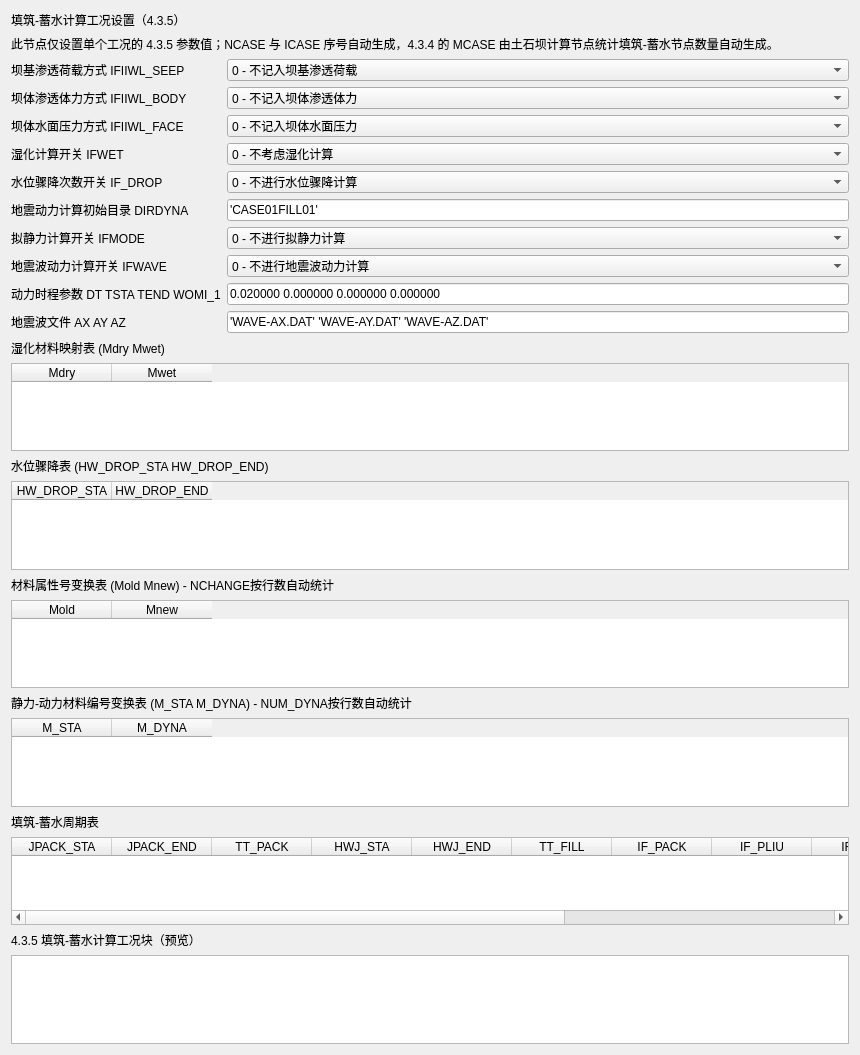
Above: plugins/Base_Slover/FillStorageCyclePage.ui from asd977/base_cae before the change. Below: the same form after it.
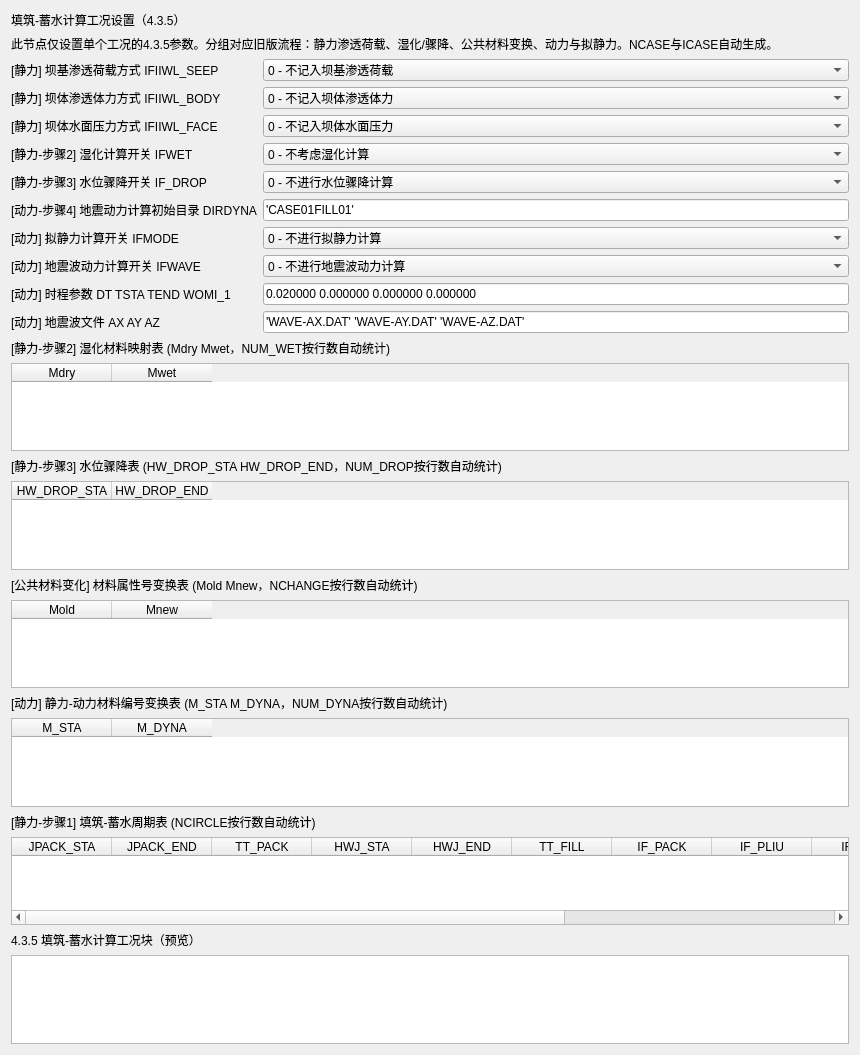
That is the form after the change.

Commit message: fix: align FillStorageCyclePage grouping and drop/wet count semantics

The edit to the form file:
```diff
--- a/plugins/Base_Slover/FillStorageCyclePage.ui
+++ b/plugins/Base_Slover/FillStorageCyclePage.ui
@@ -24,7 +24,7 @@
    <item>
     <widget class="QLabel" name="tipLabel">
      <property name="text">
-      <string>此节点仅设置单个工况的 4.3.5 参数值；NCASE 与 ICASE 序号自动生成，4.3.4 的 MCASE 由土石坝计算节点统计填筑-蓄水节点数量自动生成。</string>
+      <string>此节点仅设置单个工况的4.3.5参数。分组对应旧版流程：静力渗透荷载、湿化/骤降、公共材料变换、动力与拟静力。NCASE与ICASE自动生成。</string>
      </property>
      <property name="wordWrap">
       <bool>true</bool>
@@ -38,7 +38,7 @@
        <item row="0" column="0">
         <widget class="QLabel" name="labelIFIIWL_SEEP">
          <property name="text">
-          <string>坝基渗透荷载方式 IFIIWL_SEEP</string>
+          <string>[静力] 坝基渗透荷载方式 IFIIWL_SEEP</string>
          </property>
         </widget>
        </item>
@@ -52,7 +52,7 @@
        <item row="1" column="0">
         <widget class="QLabel" name="labelIFIIWL_BODY">
          <property name="text">
-          <string>坝体渗透体力方式 IFIIWL_BODY</string>
+          <string>[静力] 坝体渗透体力方式 IFIIWL_BODY</string>
          </property>
         </widget>
        </item>
@@ -66,7 +66,7 @@
        <item row="2" column="0">
         <widget class="QLabel" name="labelIFIIWL_FACE">
          <property name="text">
-          <string>坝体水面压力方式 IFIIWL_FACE</string>
+          <string>[静力] 坝体水面压力方式 IFIIWL_FACE</string>
          </property>
         </widget>
        </item>
@@ -79,7 +79,7 @@
        <item row="3" column="0">
         <widget class="QLabel" name="labelIFWET">
          <property name="text">
-          <string>湿化计算开关 IFWET</string>
+          <string>[静力-步骤2] 湿化计算开关 IFWET</string>
          </property>
         </widget>
        </item>
@@ -92,7 +92,7 @@
        <item row="4" column="0">
         <widget class="QLabel" name="labelIFDROP">
          <property name="text">
-          <string>水位骤降次数开关 IF_DROP</string>
+          <string>[静力-步骤3] 水位骤降开关 IF_DROP</string>
          </property>
         </widget>
        </item>
@@ -104,7 +104,7 @@
        </item>
        <item row="5" column="0">
         <widget class="QLabel" name="labelDIRDYNA">
-         <property name="text"><string>地震动力计算初始目录 DIRDYNA</string></property>
+         <property name="text"><string>[动力-步骤4] 地震动力计算初始目录 DIRDYNA</string></property>
         </widget>
        </item>
        <item row="5" column="1">
@@ -114,7 +114,7 @@
        </item>
        <item row="6" column="0">
         <widget class="QLabel" name="labelIFMODE">
-         <property name="text"><string>拟静力计算开关 IFMODE</string></property>
+         <property name="text"><string>[动力] 拟静力计算开关 IFMODE</string></property>
         </widget>
        </item>
        <item row="6" column="1">
@@ -125,7 +125,7 @@
        </item>
        <item row="7" column="0">
         <widget class="QLabel" name="labelIFWAVE">
-         <property name="text"><string>地震波动力计算开关 IFWAVE</string></property>
+         <property name="text"><string>[动力] 地震波动力计算开关 IFWAVE</string></property>
         </widget>
        </item>
        <item row="7" column="1">
@@ -137,7 +137,7 @@
        <item row="8" column="0">
         <widget class="QLabel" name="labelDT_BLOCK">
          <property name="text">
-          <string>动力时程参数 DT TSTA TEND WOMI_1</string>
+          <string>[动力] 时程参数 DT TSTA TEND WOMI_1</string>
          </property>
         </widget>
        </item>
@@ -151,7 +151,7 @@
        <item row="9" column="0">
         <widget class="QLabel" name="labelWAVE_FILES">
          <property name="text">
-          <string>地震波文件 AX AY AZ</string>
+          <string>[动力] 地震波文件 AX AY AZ</string>
          </property>
         </widget>
        </item>
@@ -167,7 +167,7 @@
      <item>
       <widget class="QLabel" name="labelWet">
        <property name="text">
-        <string>湿化材料映射表 (Mdry Mwet)</string>
+        <string>[静力-步骤2] 湿化材料映射表 (Mdry Mwet，NUM_WET按行数自动统计)</string>
        </property>
       </widget>
      </item>
@@ -188,7 +188,7 @@
      <item>
       <widget class="QLabel" name="labelDrop">
        <property name="text">
-        <string>水位骤降表 (HW_DROP_STA HW_DROP_END)</string>
+        <string>[静力-步骤3] 水位骤降表 (HW_DROP_STA HW_DROP_END，NUM_DROP按行数自动统计)</string>
        </property>
       </widget>
      </item>
@@ -209,7 +209,7 @@
      <item>
       <widget class="QLabel" name="labelNChange">
        <property name="text">
-        <string>材料属性号变换表 (Mold Mnew) - NCHANGE按行数自动统计</string>
+        <string>[公共材料变化] 材料属性号变换表 (Mold Mnew，NCHANGE按行数自动统计)</string>
        </property>
       </widget>
      </item>
@@ -222,7 +222,7 @@
      <item>
       <widget class="QLabel" name="labelDynaMap">
        <property name="text">
-        <string>静力-动力材料编号变换表 (M_STA M_DYNA) - NUM_DYNA按行数自动统计</string>
+        <string>[动力] 静力-动力材料编号变换表 (M_STA M_DYNA，NUM_DYNA按行数自动统计)</string>
        </property>
       </widget>
      </item>
@@ -235,7 +235,7 @@
      <item>
       <widget class="QLabel" name="labelCircle">
        <property name="text">
-        <string>填筑-蓄水周期表</string>
+        <string>[静力-步骤1] 填筑-蓄水周期表 (NCIRCLE按行数自动统计)</string>
        </property>
       </widget>
      </item>
```
The commit also changes 1 other file.
